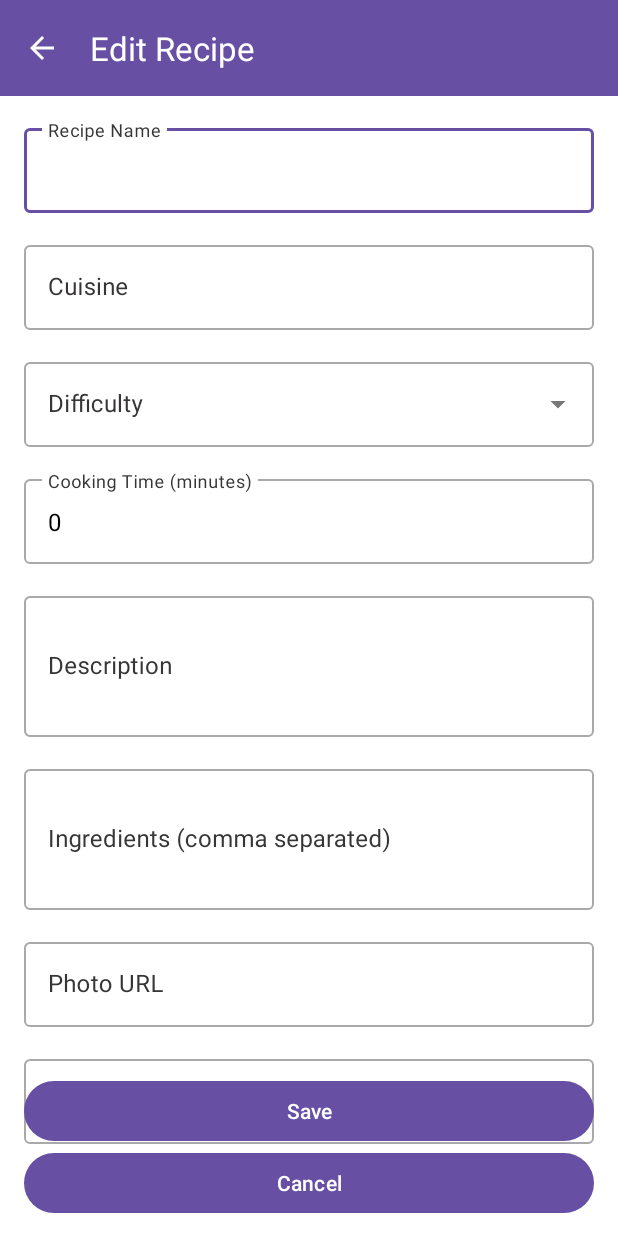
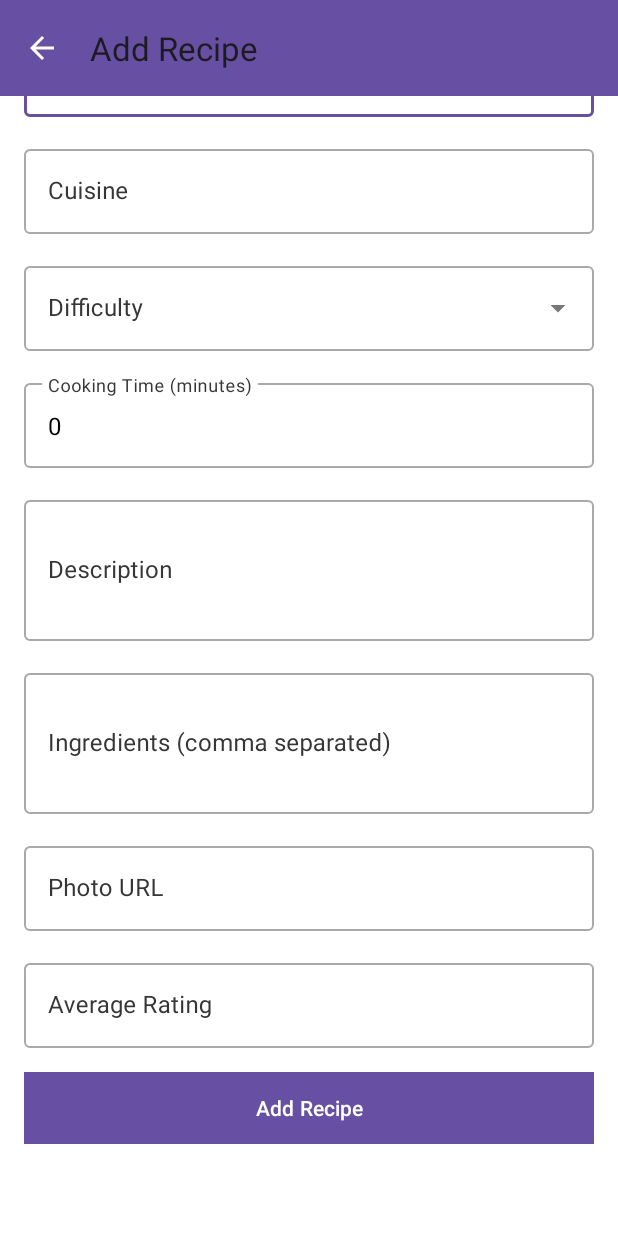
Before and after one commit to SimantDhakalGeorgian/Mobile-APIs-and-Frameworks, an Android app: the AddUpdateRecipeActivity screen opened directly, with no data from a screen before it, on a phone screen of 412 x 824 dp. Run offline under Robolectric (Android 15) with nearby library versions, the light colour scheme and no system bars.

Commit message:
aded update and add recipe text according to the action done by user

```diff
--- a/Assignment 4 Mobile App Secure API/app/src/main/java/com/simant/app/secureapiwithfullcrud/adapter/RecipeAdapter.java
+++ b/Assignment 4 Mobile App Secure API/app/src/main/java/com/simant/app/secureapiwithfullcrud/adapter/RecipeAdapter.java
@@ -85,6 +85,7 @@ public class RecipeAdapter extends RecyclerView.Adapter<RecipeAdapter.RecipeView
             if (which == 0) {
                 // Edit action: pass recipe details to AddUpdateRecipeActivity
                 Intent intent = new Intent(context, AddUpdateRecipeActivity.class);
+                intent.putExtra("_id", selectedRecipe.get_id());
                 intent.putExtra("recipe_name", selectedRecipe.getRecipeName());
                 intent.putExtra("cuisine", selectedRecipe.getCuisine());
                 intent.putExtra("difficulty", selectedRecipe.getDifficulty());
--- a/Assignment 4 Mobile App Secure API/app/src/main/java/com/simant/app/secureapiwithfullcrud/screen/AddUpdateRecipeActivity.java
+++ b/Assignment 4 Mobile App Secure API/app/src/main/java/com/simant/app/secureapiwithfullcrud/screen/AddUpdateRecipeActivity.java
@@ -3,13 +3,19 @@ package com.simant.app.secureapiwithfullcrud.screen;
 import android.content.Intent;
 import android.os.Bundle;
 import android.util.Log;
+import android.view.MenuItem;
 import android.view.View;
+import android.view.ViewGroup;
 import android.widget.ArrayAdapter;
 import android.widget.AutoCompleteTextView;
 import android.widget.Button;
 import android.widget.EditText;
 import android.widget.Toast;
+
+import androidx.appcompat.app.ActionBar;
 import androidx.appcompat.app.AppCompatActivity;
+import androidx.appcompat.widget.Toolbar;
+
 import com.simant.app.secureapiwithfullcrud.R;
 import com.simant.app.secureapiwithfullcrud.api.ApiClient;
 import com.simant.app.secureapiwithfullcrud.api.ApiService;
@@ -25,12 +31,29 @@ import retrofit2.Response;
 public class AddUpdateRecipeActivity extends AppCompatActivity {
     private EditText etRecipeName, etCuisine, etCookingTime, etDescription, etIngredients, etPhotoLink, etRating;
     private AutoCompleteTextView etDifficulty;  // Use AutoCompleteTextView for difficulty
-    private Button btnSave, btnCancel;
+    private Button btnSave;
 
     @Override
     protected void onCreate(Bundle savedInstanceState) {
         super.onCreate(savedInstanceState);
         setContentView(R.layout.activity_add_update_recipe);
+
+        // Set up the Toolbar
+        Toolbar toolbar = findViewById(R.id.toolbar); // Assuming you have the Toolbar in XML layout
+        setSupportActionBar(toolbar);
+
+        // Enable the back button in the app bar
+        ActionBar actionBar = getSupportActionBar();
+        if (actionBar != null) {
+            actionBar.setDisplayHomeAsUpEnabled(true);  // Show back button
+            getSupportActionBar().setHomeAsUpIndicator(R.drawable.ic_arrow_back);
+            actionBar.setTitle("Add Recipe");  // Default title for adding
+        } else {
+            actionBar.setDisplayHomeAsUpEnabled(true);  // Show back button
+            getSupportActionBar().setHomeAsUpIndicator(R.drawable.ic_arrow_back);
+            actionBar.setTitle("Edit Recipe");  // Default title for adding
+        }
+
 
         // Initialize views
         etRecipeName = findViewById(R.id.etRecipeName);
@@ -41,8 +64,7 @@ public class AddUpdateRecipeActivity extends AppCompatActivity {
         etIngredients = findViewById(R.id.etIngredients);
         etPhotoLink = findViewById(R.id.etPhotoLink);
         etRating = findViewById(R.id.etAverageRating);
-        btnSave = findViewById(R.id.btnSave);
-        btnCancel = findViewById(R.id.btnCancel);
+        btnSave = findViewById(R.id.btnSaveRecipe);
 
         // Set up difficulty options in AutoCompleteTextView
         String[] difficultyOptions = {"Easy", "Medium", "Hard"};
@@ -51,6 +73,7 @@ public class AddUpdateRecipeActivity extends AppCompatActivity {
 
         // Get the recipe data from the Intent
         Intent intent = getIntent();
+        String _id = intent.getStringExtra("_id");
         String recipeName = intent.getStringExtra("recipe_name");
         String cuisine = intent.getStringExtra("cuisine");
         String difficulty = intent.getStringExtra("difficulty");
@@ -58,7 +81,13 @@ public class AddUpdateRecipeActivity extends AppCompatActivity {
         String description = intent.getStringExtra("description");
         String photoLink = intent.getStringExtra("photo_link");
         String ingredients = intent.getStringExtra("ingredients");
-        String rating = intent.getStringExtra("rating");
+        String rating = intent.getStringExtra("averageRating");
+
+        if (recipeName == null) {
+            btnSave.setText("Add Recipe");
+        } else {
+            btnSave.setText("Edit Recipe");
+        }
 
         // Set the values to the EditText fields
         etRecipeName.setText(recipeName);
@@ -74,14 +103,14 @@ public class AddUpdateRecipeActivity extends AppCompatActivity {
         btnSave.setOnClickListener(new View.OnClickListener() {
             @Override
             public void onClick(View v) {
-                if (recipeName.isEmpty()) {
+                if (recipeName == null) {
                     saveRecipe();
                 } else {
                     // perform update operation
+                    updateRecipe(_id);
                 }
             }
         });
-        btnCancel.setOnClickListener(v -> finish());
     }
 
     private void saveRecipe() {
@@ -208,4 +237,14 @@ public class AddUpdateRecipeActivity extends AppCompatActivity {
         });
     }
 
+    @Override
+    public boolean onOptionsItemSelected(MenuItem item) {
+        // Handle the back button click
+        if (item.getItemId() == android.R.id.home) {
+            onBackPressed();
+            return true;
+        }
+        return super.onOptionsItemSelected(item);
+    }
+
 }
--- a/Assignment 4 Mobile App Secure API/app/src/main/res/layout/activity_add_update_recipe.xml
+++ b/Assignment 4 Mobile App Secure API/app/src/main/res/layout/activity_add_update_recipe.xml
@@ -6,21 +6,15 @@
     android:layout_height="match_parent"
     android:background="@color/white">
 
-    <com.google.android.material.appbar.AppBarLayout
-        android:layout_width="match_parent"
-        android:layout_height="wrap_content">
-
+    <!-- Toolbar as App Bar -->
     <androidx.appcompat.widget.Toolbar
         android:id="@+id/toolbar"
         android:layout_width="match_parent"
         android:layout_height="?attr/actionBarSize"
         android:background="?attr/colorPrimary"
-            app:title="Edit Recipe"
-            app:titleTextColor="#FFFFFF"
-            app:navigationIcon="@drawable/ic_arrow_back" />
+        android:elevation="4dp" />
 
-    </com.google.android.material.appbar.AppBarLayout>
-
+    <!-- Scrollable Content -->
     <androidx.core.widget.NestedScrollView
         android:layout_width="match_parent"
         android:layout_height="match_parent"
@@ -31,6 +25,7 @@
             android:layout_height="wrap_content"
             android:padding="16dp">
 
+            <!-- Recipe Name Field -->
             <com.google.android.material.textfield.TextInputLayout
                 android:id="@+id/tilRecipeName"
                 android:layout_width="0dp"
@@ -52,6 +47,7 @@
                     android:text="Momo Nepalese" />
             </com.google.android.material.textfield.TextInputLayout>
 
+            <!-- Cuisine Field -->
             <com.google.android.material.textfield.TextInputLayout
                 android:id="@+id/tilCuisine"
                 android:layout_width="0dp"
@@ -74,6 +70,7 @@
                     android:text="Nepalese" />
             </com.google.android.material.textfield.TextInputLayout>
 
+            <!-- Difficulty Field -->
             <com.google.android.material.textfield.TextInputLayout
                 android:id="@+id/tilDifficulty"
                 android:layout_width="0dp"
@@ -96,6 +93,7 @@
                     android:text="Medium" />
             </com.google.android.material.textfield.TextInputLayout>
 
+            <!-- Cooking Time Field -->
             <com.google.android.material.textfield.TextInputLayout
                 android:id="@+id/tilCookingTime"
                 android:layout_width="0dp"
@@ -118,6 +116,7 @@
                     android:text="45" />
             </com.google.android.material.textfield.TextInputLayout>
 
+            <!-- Description Field -->
             <com.google.android.material.textfield.TextInputLayout
                 android:id="@+id/tilDescription"
                 android:layout_width="0dp"
@@ -141,6 +140,7 @@
                     android:text="Steamed dumplings filled with a deliciously spiced chicken filling." />
             </com.google.android.material.textfield.TextInputLayout>
 
+            <!-- Ingredients Field -->
             <com.google.android.material.textfield.TextInputLayout
                 android:id="@+id/tilIngredients"
                 android:layout_width="0dp"
@@ -164,6 +164,7 @@
                     android:text="flour, chicken, onion, ginger, garlic, spices" />
             </com.google.android.material.textfield.TextInputLayout>
 
+            <!-- Photo URL Field -->
             <com.google.android.material.textfield.TextInputLayout
                 android:id="@+id/tilPhotoLink"
                 android:layout_width="0dp"
@@ -209,30 +210,18 @@
                     android:text="4.5" />
             </com.google.android.material.textfield.TextInputLayout>
 
-            <androidx.constraintlayout.widget.ConstraintLayout
-                android:layout_width="match_parent"
-                android:layout_height="wrap_content"
-                android:layout_marginTop="32dp"
-                app:layout_constraintTop_toBottomOf="@id/tilPhotoLink">
-
-                <com.google.android.material.button.MaterialButton
-                    android:id="@+id/btnSave"
+            <!-- Save Button -->
+            <Button
+                android:id="@+id/btnSaveRecipe"
                 android:layout_width="0dp"
                 android:layout_height="wrap_content"
                 android:text="Save"
-                    app:layout_constraintTop_toTopOf="parent"
+                android:textColor="@android:color/white"
+                android:background="@color/black"
+                app:layout_constraintTop_toBottomOf="@id/tilAverageRating"
                 app:layout_constraintStart_toStartOf="parent"
-                    app:layout_constraintEnd_toEndOf="parent" />
-
-                <com.google.android.material.button.MaterialButton
-                    android:id="@+id/btnCancel"
-                    android:layout_width="0dp"
-                    android:layout_height="wrap_content"
-                    android:text="Cancel"
-                    app:layout_constraintTop_toBottomOf="@id/btnSave"
-                    app:layout_constraintStart_toStartOf="parent"
-                    app:layout_constraintEnd_toEndOf="parent" />
-            </androidx.constraintlayout.widget.ConstraintLayout>
+                app:layout_constraintEnd_toEndOf="parent"
+                android:layout_marginTop="16dp" />
 
         </androidx.constraintlayout.widget.ConstraintLayout>
     </androidx.core.widget.NestedScrollView>
--- /dev/null
+++ b/Assignment 4 Mobile App Secure API/app/src/main/res/values/dimens.xml
@@ -0,0 +1,4 @@
+<?xml version="1.0" encoding="utf-8"?>
+<resources>
+    <dimen name="abc_action_bar_default_height_material">56dp</dimen> <!-- Adjust height if needed -->
+</resources>
```
Lines whose indentation alone changed are shown as unchanged.
